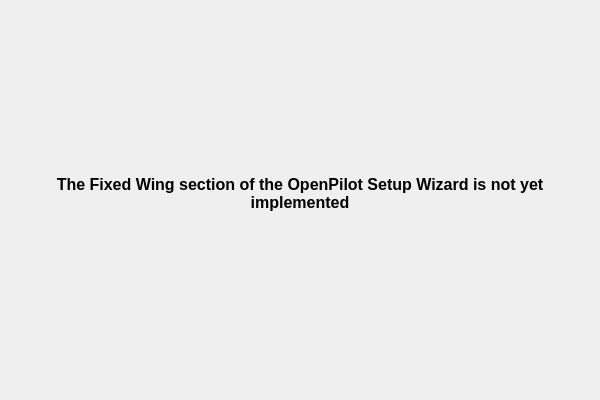
Qt form ground/openpilotgcs/src/plugins/setupwizard/pages/fixedwingpage.ui (openpilot/OpenPilot) before a commit.
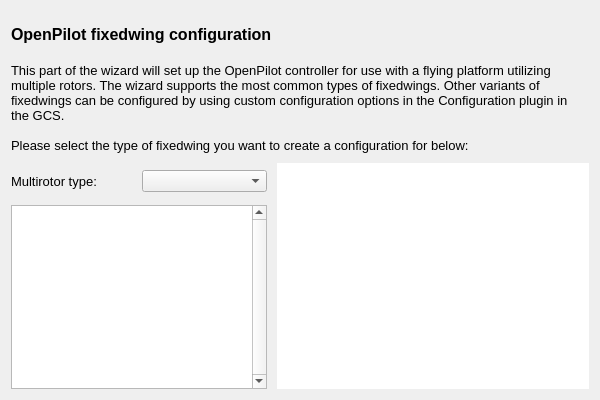
The same form after that commit.

The edit to the form file:
```diff
--- a/ground/openpilotgcs/src/plugins/setupwizard/pages/fixedwingpage.ui
+++ b/ground/openpilotgcs/src/plugins/setupwizard/pages/fixedwingpage.ui
@@ -15,22 +15,147 @@
   </property>
   <layout class="QVBoxLayout" name="verticalLayout">
    <item>
-    <widget class="QLabel" name="label_2">
-     <property name="text">
-      <string>&lt;!DOCTYPE HTML PUBLIC &quot;-//W3C//DTD HTML 4.0//EN&quot; &quot;http://www.w3.org/TR/REC-html40/strict.dtd&quot;&gt;
-&lt;html&gt;&lt;head&gt;&lt;meta name=&quot;qrichtext&quot; content=&quot;1&quot; /&gt;&lt;style type=&quot;text/css&quot;&gt;
-p, li { white-space: pre-wrap; }
-&lt;/style&gt;&lt;/head&gt;&lt;body style=&quot; font-family:'MS Shell Dlg 2'; font-size:8.25pt; font-weight:400; font-style:normal;&quot;&gt;
-&lt;p style=&quot; margin-top:0px; margin-bottom:0px; margin-left:0px; margin-right:0px; -qt-block-indent:0; text-indent:0px;&quot;&gt;&lt;span style=&quot; font-size:12pt; font-weight:600;&quot;&gt;The Fixed Wing section of the OpenPilot Setup Wizard is not yet implemented&lt;/span&gt;&lt;/p&gt;
-&lt;p style=&quot;-qt-paragraph-type:empty; margin-top:0px; margin-bottom:0px; margin-left:0px; margin-right:0px; -qt-block-indent:0; text-indent:0px; font-size:8pt;&quot;&gt;&lt;/p&gt;&lt;/body&gt;&lt;/html&gt;</string>
+    <widget class="QLabel" name="label">
+      <property name="text">
+       <string>&lt;!DOCTYPE HTML PUBLIC &quot;-//W3C//DTD HTML 4.0//EN&quot; &quot;http://www.w3.org/TR/REC-html40/strict.dtd&quot;&gt;
+ &lt;html&gt;&lt;head&gt;&lt;meta name=&quot;qrichtext&quot; content=&quot;1&quot; /&gt;&lt;style type=&quot;text/css&quot;&gt;
+ p, li { white-space: pre-wrap; }
+&lt;/style&gt;&lt;/head&gt;&lt;body style=&quot; font-family:'MS Shell Dlg 2'; font-size:8pt; font-weight:400; font-style:normal;&quot;&gt;
+&lt;p style=&quot; margin-top:0px; margin-bottom:0px; margin-left:0px; margin-right:0px; -qt-block-indent:0; text-indent:0px;&quot;&gt;&lt;span style=&quot; font-size:12pt; font-weight:600;&quot;&gt;OpenPilot fixedwing configuration&lt;/span&gt;&lt;/p&gt;
+&lt;p style=&quot;-qt-paragraph-type:empty; margin-top:0px; margin-bottom:0px; margin-left:0px; margin-right:0px; -qt-block-indent:0; text-indent:0px; font-size:12pt; font-weight:600;&quot;&gt;&lt;br /&gt;&lt;/p&gt;
+&lt;p style=&quot; margin-top:0px; margin-bottom:0px; margin-left:0px; margin-right:0px; -qt-block-indent:0; text-indent:0px;&quot;&gt;&lt;span style=&quot; font-size:10pt;&quot;&gt;This part of the wizard will set up the OpenPilot controller for use with a flying platform utilizing multiple rotors. The wizard supports the most common types of fixedwings. Other variants of fixedwings can be configured by using custom configuration options in the Configuration plugin in the GCS.&lt;/span&gt;&lt;/p&gt;
+&lt;p style=&quot;-qt-paragraph-type:empty; margin-top:0px; margin-bottom:0px; margin-left:0px; margin-right:0px; -qt-block-indent:0; text-indent:0px; font-size:10pt;&quot;&gt;&lt;br /&gt;&lt;/p&gt;
+&lt;p style=&quot; margin-top:0px; margin-bottom:0px; margin-left:0px; margin-right:0px; -qt-block-indent:0; text-indent:0px;&quot;&gt;&lt;span style=&quot; font-size:10pt;&quot;&gt;Please select the type of fixedwing you want to create a configuration for below:&lt;/span&gt;&lt;/p&gt;&lt;/body&gt;&lt;/html&gt;</string>
+      </property>
+      <property name="alignment">
+      <set>Qt::AlignLeading|Qt::AlignLeft|Qt::AlignTop</set>
+      </property>
+      <property name="wordWrap">
+       <bool>true</bool>
+      </property>
+     </widget>
+    </item>
+    <item>
+    <layout class="QHBoxLayout" name="horizontalLayout">
+     <property name="topMargin">
+      <number>4</number>
      </property>
-     <property name="alignment">
-      <set>Qt::AlignCenter</set>
-     </property>
-     <property name="wordWrap">
-      <bool>true</bool>
-     </property>
-    </widget>
+     <item>
+      <layout class="QVBoxLayout" name="verticalLayout_2">
+       <item>
+        <layout class="QHBoxLayout" name="horizontalLayout_2">
+         <property name="rightMargin">
+          <number>4</number>
+         </property>
+         <item>
+          <widget class="QLabel" name="label_2">
+           <property name="minimumSize">
+            <size>
+             <width>125</width>
+             <height>36</height>
+            </size>
+           </property>
+           <property name="font">
+            <font>
+             <pointsize>10</pointsize>
+             <weight>50</weight>
+             <bold>false</bold>
+            </font>
+           </property>
+           <property name="text">
+            <string>Multirotor type:</string>
+           </property>
+          </widget>
+         </item>
+         <item>
+          <widget class="QComboBox" name="typeCombo">
+           <property name="minimumSize">
+            <size>
+             <width>125</width>
+             <height>20</height>
+            </size>
+           </property>
+          </widget>
+         </item>
+        </layout>
+       </item>
+       <item>
+        <widget class="QTextEdit" name="typeDescription">
+         <property name="sizePolicy">
+          <sizepolicy hsizetype="Maximum" vsizetype="Expanding">
+           <horstretch>0</horstretch>
+           <verstretch>0</verstretch>
+          </sizepolicy>
+         </property>
+         <property name="verticalScrollBarPolicy">
+          <enum>Qt::ScrollBarAlwaysOn</enum>
+         </property>
+         <property name="horizontalScrollBarPolicy">
+          <enum>Qt::ScrollBarAlwaysOff</enum>
+         </property>
+         <property name="textInteractionFlags">
+          <set>Qt::TextSelectableByKeyboard|Qt::TextSelectableByMouse</set>
+         </property>
+        </widget>
+       </item>
+      </layout>
+     </item>
+     <item>
+      <widget class="QGraphicsView" name="typeGraphicsView">
+       <property name="sizePolicy">
+        <sizepolicy hsizetype="Expanding" vsizetype="Expanding">
+         <horstretch>0</horstretch>
+         <verstretch>0</verstretch>
+        </sizepolicy>
+       </property>
+       <property name="minimumSize">
+        <size>
+         <width>200</width>
+         <height>200</height>
+        </size>
+       </property>
+       <property name="autoFillBackground">
+        <bool>true</bool>
+       </property>
+       <property name="frameShape">
+        <enum>QFrame::NoFrame</enum>
+       </property>
+       <property name="lineWidth">
+        <number>0</number>
+       </property>
+       <property name="midLineWidth">
+        <number>0</number>
+       </property>
+       <property name="verticalScrollBarPolicy">
+        <enum>Qt::ScrollBarAlwaysOff</enum>
+       </property>
+       <property name="horizontalScrollBarPolicy">
+        <enum>Qt::ScrollBarAlwaysOff</enum>
+       </property>
+       <property name="backgroundBrush">
+        <brush brushstyle="NoBrush">
+         <color alpha="0">
+          <red>0</red>
+          <green>0</green>
+          <blue>0</blue>
+         </color>
+        </brush>
+       </property>
+       <property name="foregroundBrush">
+        <brush brushstyle="NoBrush">
+         <color alpha="0">
+          <red>0</red>
+          <green>0</green>
+          <blue>0</blue>
+         </color>
+        </brush>
+       </property>
+       <property name="interactive">
+        <bool>false</bool>
+       </property>
+      </widget>
+     </item>
+    </layout>
    </item>
   </layout>
  </widget>
```
